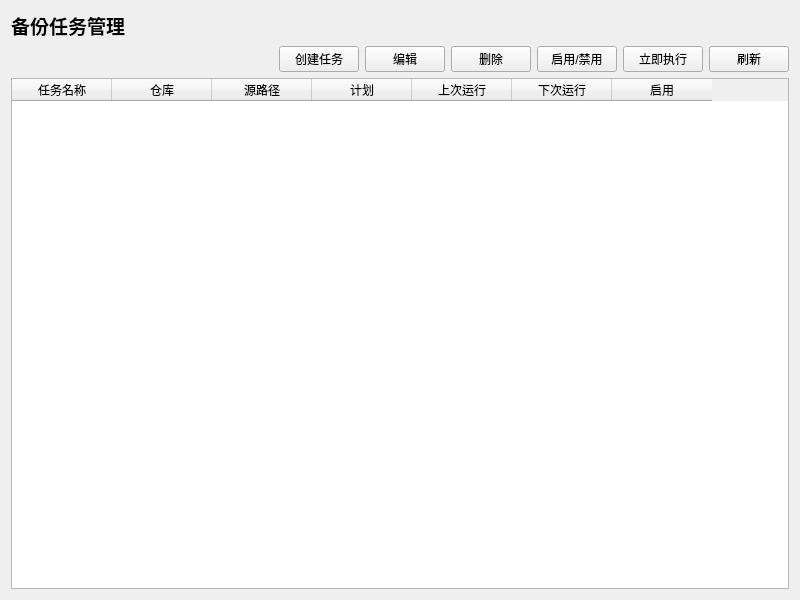
First picture: the form in src/ui/pages/BackupPage.ui, repository zhanglt/restic-gui, before the edit.
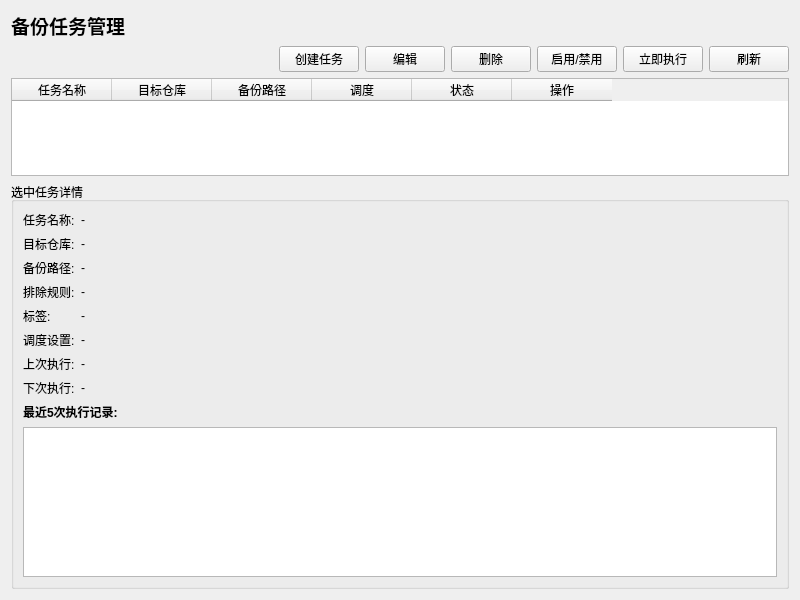
Second picture: the form after the edit.

Commit message: 优化备份任务界面

```diff
--- a/src/ui/pages/BackupPage.ui
+++ b/src/ui/pages/BackupPage.ui
@@ -111,34 +111,183 @@
      </column>
      <column>
       <property name="text">
-       <string>仓库</string>
+       <string>目标仓库</string>
       </property>
      </column>
      <column>
       <property name="text">
-       <string>源路径</string>
+       <string>备份路径</string>
       </property>
      </column>
      <column>
       <property name="text">
-       <string>计划</string>
+       <string>调度</string>
       </property>
      </column>
      <column>
       <property name="text">
-       <string>上次运行</string>
+       <string>状态</string>
       </property>
      </column>
      <column>
       <property name="text">
-       <string>下次运行</string>
+       <string>操作</string>
       </property>
      </column>
-     <column>
-      <property name="text">
-       <string>启用</string>
-      </property>
-     </column>
+    </widget>
+   </item>
+   <item>
+    <widget class="QGroupBox" name="detailsGroup">
+     <property name="title">
+      <string>选中任务详情</string>
+     </property>
+     <layout class="QVBoxLayout" name="verticalLayout_details">
+      <item>
+       <layout class="QFormLayout" name="formLayout">
+        <item row="0" column="0">
+         <widget class="QLabel" name="label_name">
+          <property name="text">
+           <string>任务名称:</string>
+          </property>
+         </widget>
+        </item>
+        <item row="0" column="1">
+         <widget class="QLabel" name="detailNameLabel">
+          <property name="text">
+           <string>-</string>
+          </property>
+         </widget>
+        </item>
+        <item row="1" column="0">
+         <widget class="QLabel" name="label_repo">
+          <property name="text">
+           <string>目标仓库:</string>
+          </property>
+         </widget>
+        </item>
+        <item row="1" column="1">
+         <widget class="QLabel" name="detailRepoLabel">
+          <property name="text">
+           <string>-</string>
+          </property>
+         </widget>
+        </item>
+        <item row="2" column="0">
+         <widget class="QLabel" name="label_paths">
+          <property name="text">
+           <string>备份路径:</string>
+          </property>
+         </widget>
+        </item>
+        <item row="2" column="1">
+         <widget class="QLabel" name="detailPathsLabel">
+          <property name="text">
+           <string>-</string>
+          </property>
+          <property name="wordWrap">
+           <bool>true</bool>
+          </property>
+         </widget>
+        </item>
+        <item row="3" column="0">
+         <widget class="QLabel" name="label_excludes">
+          <property name="text">
+           <string>排除规则:</string>
+          </property>
+         </widget>
+        </item>
+        <item row="3" column="1">
+         <widget class="QLabel" name="detailExcludesLabel">
+          <property name="text">
+           <string>-</string>
+          </property>
+          <property name="wordWrap">
+           <bool>true</bool>
+          </property>
+         </widget>
+        </item>
+        <item row="4" column="0">
+         <widget class="QLabel" name="label_tags">
+          <property name="text">
+           <string>标签:</string>
+          </property>
+         </widget>
+        </item>
+        <item row="4" column="1">
+         <widget class="QLabel" name="detailTagsLabel">
+          <property name="text">
+           <string>-</string>
+          </property>
+         </widget>
+        </item>
+        <item row="5" column="0">
+         <widget class="QLabel" name="label_schedule">
+          <property name="text">
+           <string>调度设置:</string>
+          </property>
+         </widget>
+        </item>
+        <item row="5" column="1">
+         <widget class="QLabel" name="detailScheduleLabel">
+          <property name="text">
+           <string>-</string>
+          </property>
+         </widget>
+        </item>
+        <item row="6" column="0">
+         <widget class="QLabel" name="label_lastRun">
+          <property name="text">
+           <string>上次执行:</string>
+          </property>
+         </widget>
+        </item>
+        <item row="6" column="1">
+         <widget class="QLabel" name="detailLastRunLabel">
+          <property name="text">
+           <string>-</string>
+          </property>
+         </widget>
+        </item>
+        <item row="7" column="0">
+         <widget class="QLabel" name="label_nextRun">
+          <property name="text">
+           <string>下次执行:</string>
+          </property>
+         </widget>
+        </item>
+        <item row="7" column="1">
+         <widget class="QLabel" name="detailNextRunLabel">
+          <property name="text">
+           <string>-</string>
+          </property>
+         </widget>
+        </item>
+       </layout>
+      </item>
+      <item>
+       <widget class="QLabel" name="label_history">
+        <property name="font">
+         <font>
+          <weight>75</weight>
+          <bold>true</bold>
+         </font>
+        </property>
+        <property name="text">
+         <string>最近5次执行记录:</string>
+        </property>
+       </widget>
+      </item>
+      <item>
+       <widget class="QListWidget" name="historyList">
+        <property name="maximumSize">
+         <size>
+          <width>16777215</width>
+          <height>150</height>
+         </size>
+        </property>
+       </widget>
+      </item>
+     </layout>
     </widget>
    </item>
   </layout>
```
The commit also changes 2 other files.
